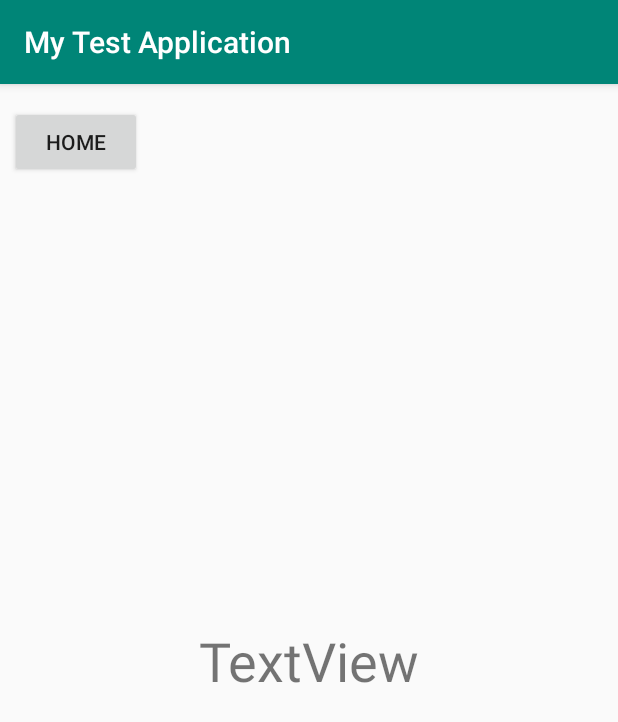
After one commit to ProveLabProject2/AndroidDashboard, an Android app: the CameraActivity screen opened directly, with no data from a screen before it, on a phone screen of 412 x 824 dp. The commit adds this screen. Shown: the top 722 px of the screen. Run offline under Robolectric (Android 15) with nearby library versions, the phone set to English and light mode, and no system bars.

Commit message:
Created new camera activity and CAMERA/HOME button

```diff
--- a/AndroidStudoTest/app/build.gradle
+++ b/AndroidStudoTest/app/build.gradle
@@ -27,6 +27,7 @@ dependencies {
     implementation fileTree(dir: 'libs', include: ['*.jar'])
     implementation 'androidx.appcompat:appcompat:1.2.0'
     implementation 'androidx.constraintlayout:constraintlayout:2.0.4'
+    implementation 'androidx.viewpager2:viewpager2:1.1.0-alpha01'
     testImplementation 'junit:junit:4.13.1'
     androidTestImplementation 'androidx.test.ext:junit:1.1.2'
     androidTestImplementation 'androidx.test.espresso:espresso-core:3.3.0'
--- /dev/null
+++ b/AndroidStudoTest/app/src/main/java/com/example/mytestapplication/CameraActivity.java
@@ -0,0 +1,26 @@
+package com.example.mytestapplication;
+
+import androidx.appcompat.app.AppCompatActivity;
+
+import android.content.Intent;
+import android.os.Bundle;
+import android.util.Log;
+import android.view.View;
+import android.widget.Button;
+
+public class CameraActivity extends AppCompatActivity {
+
+    @Override
+    protected void onCreate(Bundle savedInstanceState) {
+        super.onCreate(savedInstanceState);
+        setContentView(R.layout.item_main);
+        Button homeButton = findViewById(R.id.homeButton);
+        homeButton.setOnClickListener(new View.OnClickListener() {
+            public void onClick(View v) {
+                Intent intent = new Intent();
+                setResult(RESULT_OK, intent);
+                finish();
+            }
+        });
+    }
+}
--- /dev/null
+++ b/AndroidStudoTest/app/src/main/res/layout/item_main.xml
@@ -0,0 +1,33 @@
+<?xml version="1.0" encoding="utf-8"?>
+<androidx.constraintlayout.widget.ConstraintLayout
+    xmlns:android="http://schemas.android.com/apk/res/android"
+    xmlns:app="http://schemas.android.com/apk/res-auto"
+    xmlns:tools="http://schemas.android.com/tools"
+    android:layout_width="match_parent"
+    android:layout_height="match_parent">
+
+    <Button
+        android:id="@+id/homeButton"
+        android:layout_width="wrap_content"
+        android:layout_height="wrap_content"
+        android:text="HOME"
+        android:visibility="visible"
+        app:layout_constraintBottom_toBottomOf="parent"
+        app:layout_constraintEnd_toEndOf="parent"
+        app:layout_constraintHorizontal_bias="0.02"
+        app:layout_constraintStart_toStartOf="parent"
+        app:layout_constraintTop_toTopOf="parent"
+        app:layout_constraintVertical_bias="0.01999998" />
+
+    <TextView
+        android:id="@+id/textView"
+        android:layout_width="wrap_content"
+        android:layout_height="wrap_content"
+        android:text="TextView"
+        android:textSize="36sp"
+        app:layout_constraintBottom_toBottomOf="parent"
+        app:layout_constraintEnd_toEndOf="parent"
+        app:layout_constraintStart_toStartOf="parent"
+        app:layout_constraintTop_toTopOf="parent"
+        tools:text="INSERT CAMERA HERE" />
+</androidx.constraintlayout.widget.ConstraintLayout>
```
Also changed, not shown: AndroidStudoTest/app/src/main/AndroidManifest.xml (+7 -4 lines), AndroidStudoTest/app/src/main/java/com/example/mytestapplication/MainActivity.java (+15 -1 lines), AndroidStudoTest/app/src/main/res/layout/activity_camera.xml (added, +9 -0 lines), AndroidStudoTest/app/src/main/res/layout/activity_main.xml (+18 -0 lines).
